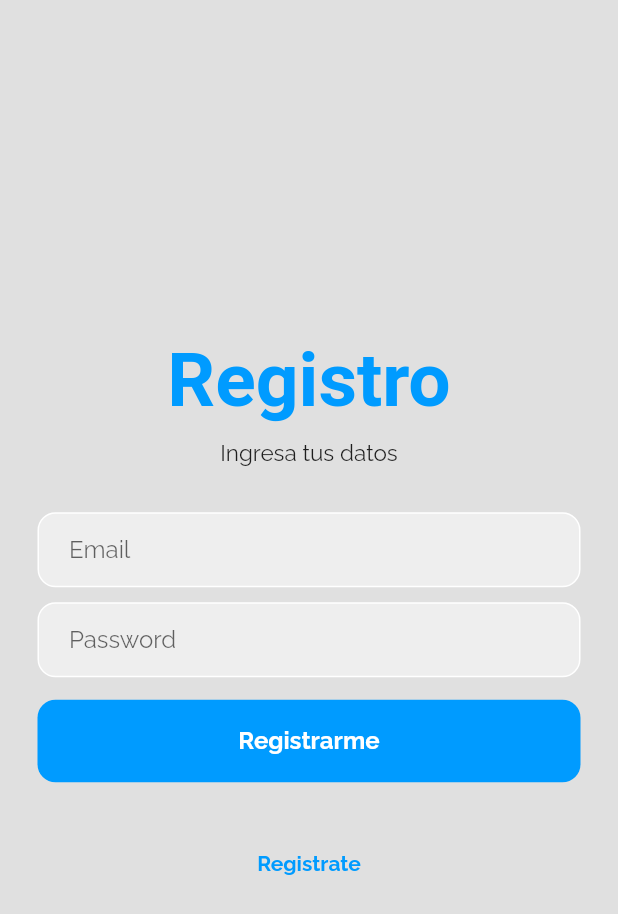
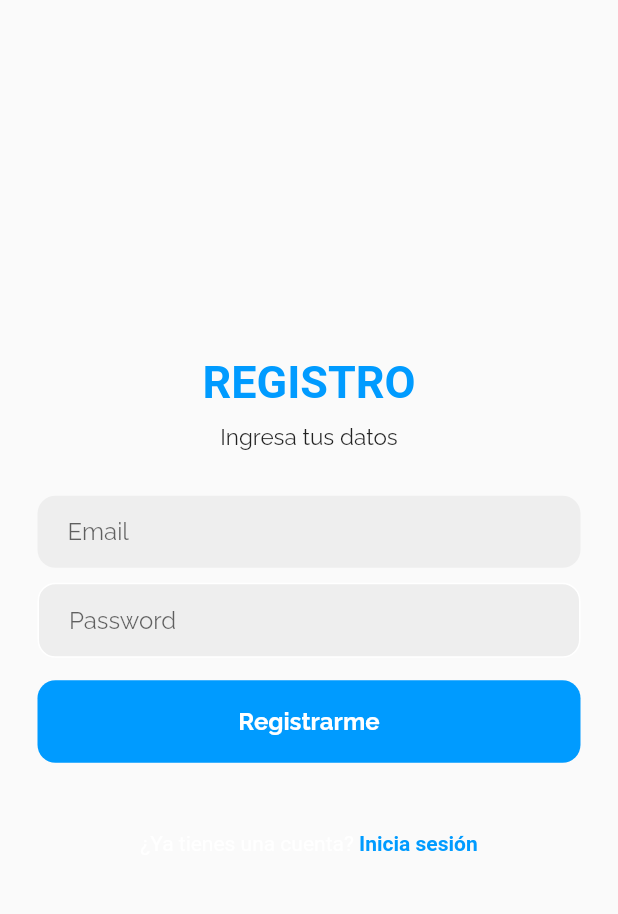
Before and after one commit to DanielFelipe10/My-Scrum, a Flutter app: the RegisterView screen opened by its route, on a phone screen of 412 x 824 dp. Shown: the top 914 px of the screen. Run offline on Flutter 3.47's test engine with Material 2 defaults, Android fonts, the phone set to English and light mode, and no system bars; our stand-ins replace google_fonts, supabase; accounts and stored records are empty; Roboto replaces fonts that are missing (Play).

Commit message:
add richtext for routes in pages and change styles

```diff
--- a/lib/app/service/auth_service.dart
+++ b/lib/app/service/auth_service.dart
@@ -11,9 +11,9 @@ class AuthenticationService {
         await SupabaseCredentials.supabaseClient.auth.signUp(email, password);
 
     if (response.error == null) {
-      String? userEmail = response.data!.user!.email;
+      String? userID = response.data!.user!.id;
       ScaffoldMessenger.of(context)
-          .showSnackBar(SnackBar(content: Text('Registro exitoso')));
+          .showSnackBar(SnackBar(content: Text('Registro exitoso : $userID')));
     } else {
       ScaffoldMessenger.of(context).showSnackBar(SnackBar(
           content: Text('Registro invalido ${response.error!.message}')));
--- a/lib/meta/views/auth/register_view.dart
+++ b/lib/meta/views/auth/register_view.dart
@@ -6,7 +6,7 @@ import 'package:provider/provider.dart';
 
 const mainColor = Color(0xFF009BFF);
 final TextStyle titleFont = GoogleFonts.play(
-    color: mainColor, fontWeight: FontWeight.bold, fontSize: 50);
+    color: mainColor, fontWeight: FontWeight.bold, fontSize: 30);
 final TextStyle mainFont = GoogleFonts.raleway();
 
 class RegisterView extends StatefulWidget {
@@ -30,11 +30,10 @@ class _LoginViewState extends State<RegisterView> {
     final AuthenticationNotifier authenticationNotifier =
         Provider.of<AuthenticationNotifier>(context, listen: false);
     return Scaffold(
-      backgroundColor: Colors.grey[300],
       body: SafeArea(
         child: Center(
           child: Column(mainAxisAlignment: MainAxisAlignment.center, children: [
-            Text('Registro', style: titleFont),
+            Text('REGISTRO', style: titleFont),
             const SizedBox(height: 10),
             Text('Ingresa tus datos', style: mainFont.copyWith(fontSize: 15)),
             const SizedBox(height: 30),
@@ -43,7 +42,6 @@ class _LoginViewState extends State<RegisterView> {
               child: Container(
                 decoration: BoxDecoration(
                     color: Colors.grey[200],
-                    border: Border.all(color: Colors.white),
                     borderRadius: BorderRadius.circular(12)),
                 child: Padding(
                   padding: const EdgeInsets.only(left: 20.0),
@@ -116,9 +114,16 @@ class _LoginViewState extends State<RegisterView> {
                 onPressed: () {
                   Navigator.of(context).pushNamed(AppRoutes.loginRoute);
                 },
-                child: Text('Registrate',
-                    style: mainFont.copyWith(
-                        color: mainColor, fontWeight: FontWeight.bold)))
+                child: RichText(
+                    text: const TextSpan(
+                        text: '¿Ya tienes una cuenta? ',
+                        style: TextStyle(),
+                        children: <TextSpan>[
+                      TextSpan(
+                          text: 'Inicia sesión',
+                          style: TextStyle(
+                              color: mainColor, fontWeight: FontWeight.bold))
+                    ])))
           ]),
         ),
       ),
```
Also changed, not shown: lib/meta/views/auth/login_view.dart (+12 -7 lines).
